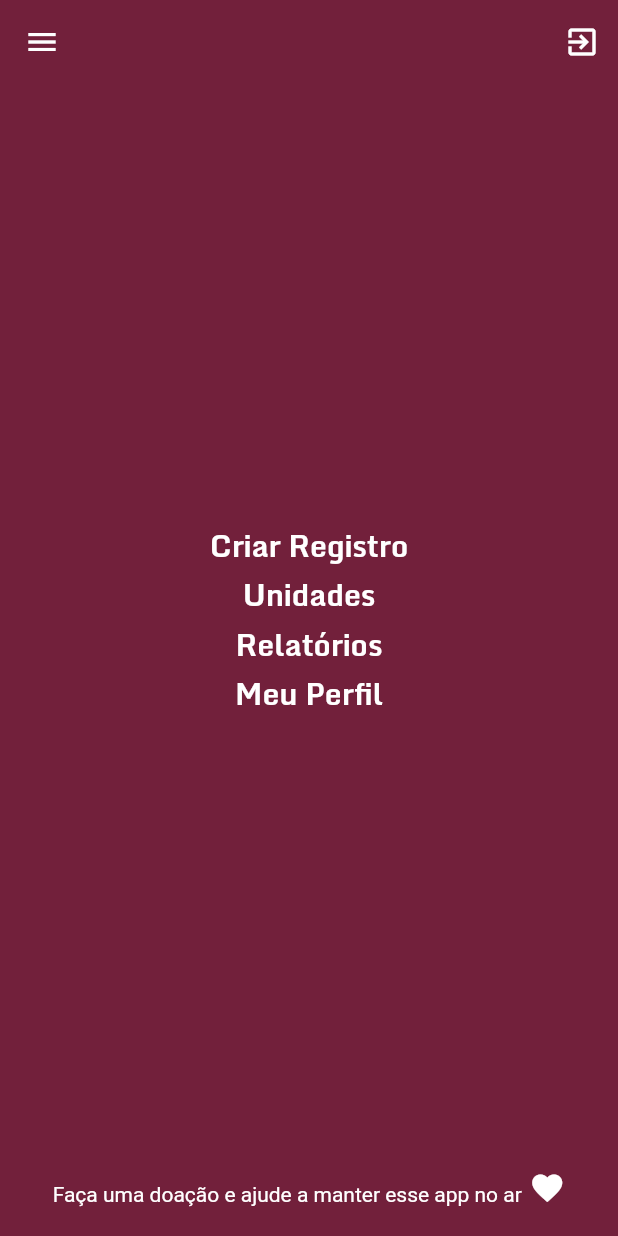
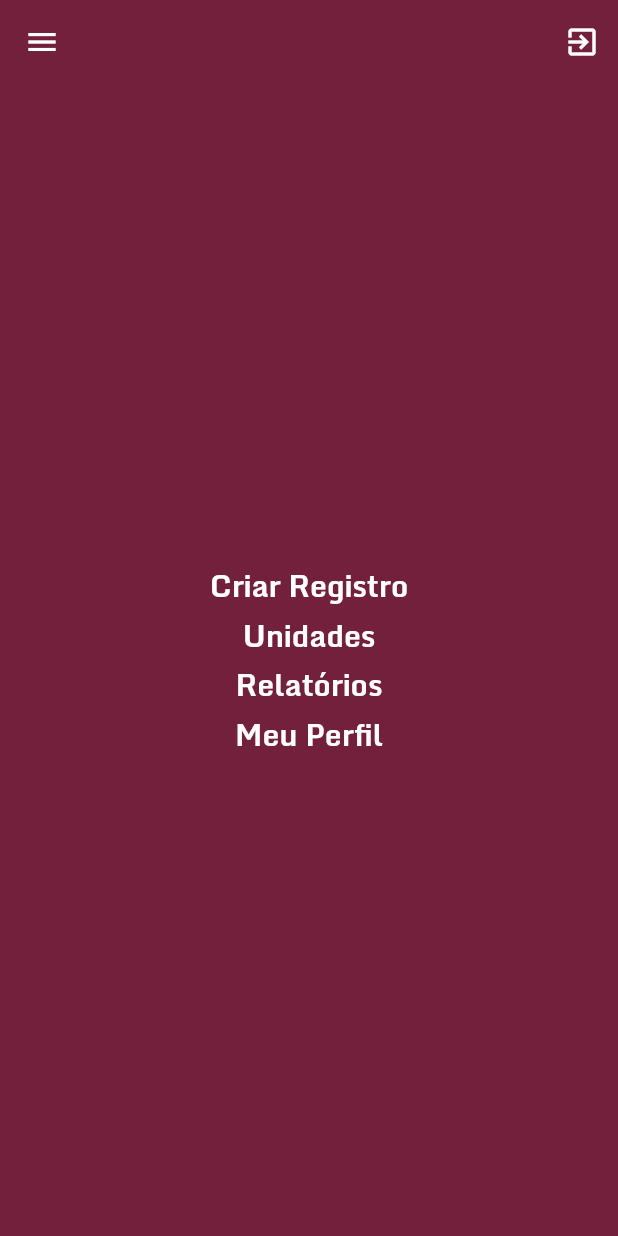
Before and after one commit to lucasbreder/sentinela, a Flutter app: the NavScaffold screen opened directly, on a phone screen of 412 x 824 dp. Run offline on Flutter 3.47's test engine with Material 2 defaults, Android fonts, the phone set to English and light mode, and no system bars; our stand-ins replace cloud_firestore, firebase_auth, firebase_core, image_picker, localization, open_filex and 1 more; missing offline and left inert: google_mlkit_text_recognition; accounts and stored records are empty.

Commit message:
Adequação Apple Store

```diff
--- a/lib/widgets/scaffold/nav_scaffold.dart
+++ b/lib/widgets/scaffold/nav_scaffold.dart
@@ -37,32 +37,32 @@ class _NavScaffoldState extends State<NavScaffold> {
   @override
   Widget build(BuildContext context) {
     return Scaffold(
-      bottomNavigationBar: GestureDetector(
-        onTap: () {
-          launchUrlString('https://linktr.ee/appsentinela');
-        },
-        child: Container(
-          padding: const EdgeInsets.fromLTRB(0, 10, 0, 20),
-          child: RichText(
-            text: const TextSpan(children: [
-              TextSpan(
-                text: 'Faça uma doação e ajude a manter esse app no ar',
-                style: TextStyle(color: Colors.white),
-              ),
-              WidgetSpan(
-                  child: SizedBox(
-                width: 5,
-              )),
-              WidgetSpan(
-                  child: Icon(
-                Icons.favorite,
-                color: Colors.white,
-              ))
-            ]),
-            textAlign: TextAlign.center,
-          ),
-        ),
-      ),
+      // bottomNavigationBar: GestureDetector(
+      //   onTap: () {
+      //     launchUrlString('https://linktr.ee/appsentinela');
+      //   },
+      //   child: Container(
+      //     padding: const EdgeInsets.fromLTRB(0, 10, 0, 20),
+      //     child: RichText(
+      //       text: const TextSpan(children: [
+      //         TextSpan(
+      //           text: 'Faça uma doação e ajude a manter esse app no ar',
+      //           style: TextStyle(color: Colors.white),
+      //         ),
+      //         WidgetSpan(
+      //             child: SizedBox(
+      //           width: 5,
+      //         )),
+      //         WidgetSpan(
+      //             child: Icon(
+      //           Icons.favorite,
+      //           color: Colors.white,
+      //         ))
+      //       ]),
+      //       textAlign: TextAlign.center,
+      //     ),
+      //   ),
+      // ),
       backgroundColor: Theme.of(context).colorScheme.primary,
       appBar: AppBar(
         backgroundColor: Theme.of(context).colorScheme.primary,
```
Also changed, not shown: 1 other file.
